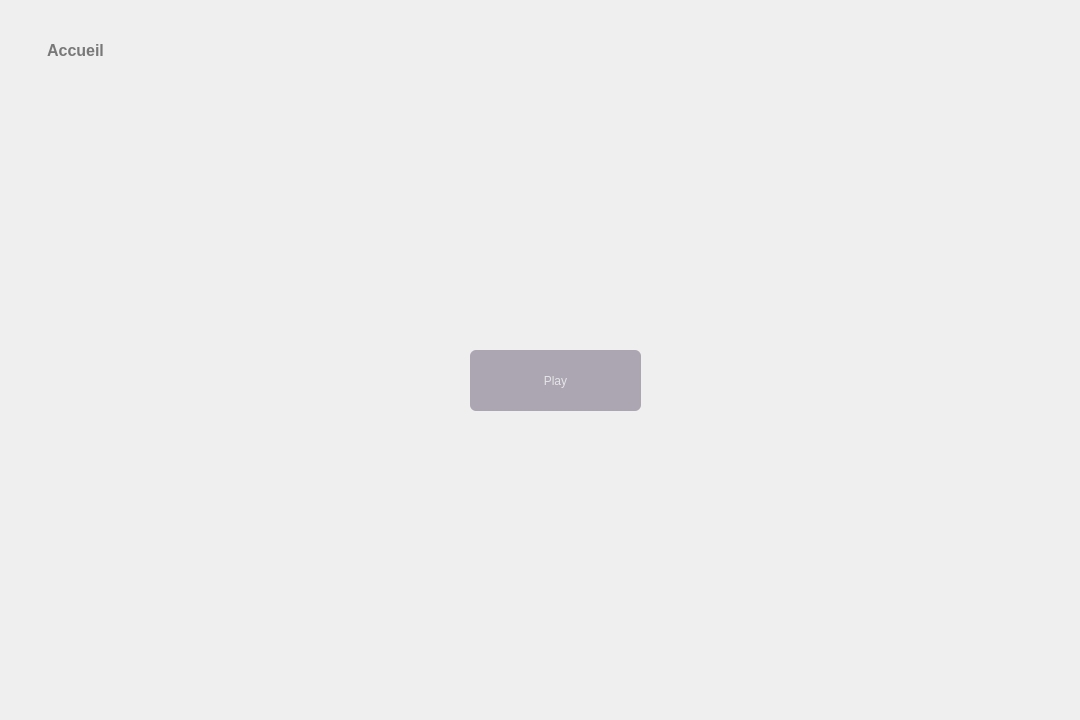
Qt form mainwindow.ui (Alexy845/Aztec) before a commit.
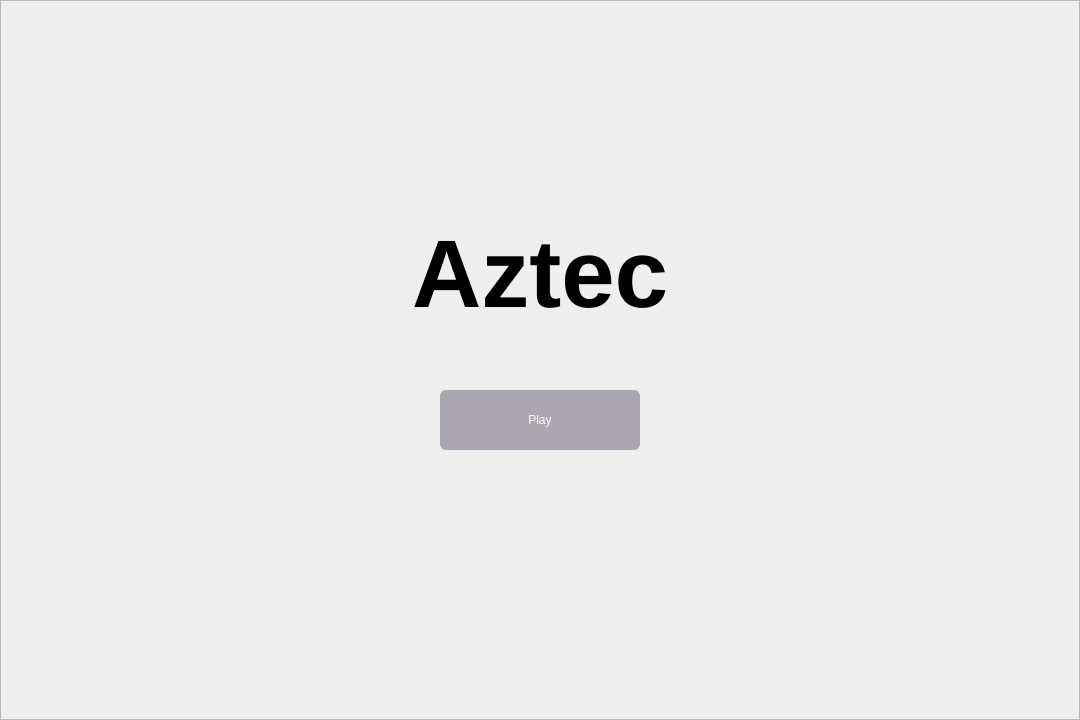
The same form after that commit. The open tabs and pages were chosen to show the change. Icons and pictures are not drawn. Custom widgets are drawn as their Qt base class.

Diff of the .ui file:
```diff
--- a/mainwindow.ui
+++ b/mainwindow.ui
@@ -47,26 +47,34 @@
      <number>1</number>
     </property>
     <widget class="QWidget" name="page_accueil">
-     <widget class="QLabel" name="label">
+     <property name="styleSheet">
+      <string notr="true">background-image: url(:/images/background.png);</string>
+     </property>
+     <widget class="QFrame" name="frame">
       <property name="geometry">
        <rect>
-        <x>10</x>
-        <y>10</y>
-        <width>131</width>
-        <height>81</height>
+        <x>0</x>
+        <y>0</y>
+        <width>1080</width>
+        <height>720</height>
        </rect>
       </property>
-      <property name="text">
-       <string>&lt;html&gt;&lt;head/&gt;&lt;body&gt;&lt;p align=&quot;center&quot;&gt;&lt;span style=&quot; font-size:12pt; color:#787878;&quot;&gt;Accueil&lt;/span&gt;&lt;/p&gt;&lt;/body&gt;&lt;/html&gt;</string>
+      <property name="styleSheet">
+       <string notr="true"/>
       </property>
-     </widget>
+      <property name="frameShape">
+       <enum>QFrame::StyledPanel</enum>
+      </property>
+      <property name="frameShadow">
+       <enum>QFrame::Raised</enum>
+      </property>
      <widget class="QPushButton" name="pushButton_2">
       <property name="geometry">
        <rect>
-        <x>470</x>
-        <y>350</y>
-        <width>171</width>
-        <height>61</height>
+         <x>440</x>
+         <y>390</y>
+         <width>200</width>
+         <height>60</height>
        </rect>
       </property>
       <property name="toolTip">
@@ -75,13 +83,34 @@
       <property name="styleSheet">
        <string notr="true">background-color: rgba(74,57,88, 0.407);
 border-color:rgba(196, 196, 196, 0.4);
-color: rgba(240, 240, 240, 0.850);
+color:white;
 border-radius: 6px;
-font: 13pt &quot;Segoe UI&quot;;</string>
+font: 700 18pt &quot;Segoe UI&quot;;</string>
       </property>
       <property name="text">
        <string>Play</string>
       </property>
+      </widget>
+      <widget class="QLabel" name="label">
+       <property name="geometry">
+        <rect>
+         <x>0</x>
+         <y>220</y>
+         <width>1080</width>
+         <height>101</height>
+        </rect>
+       </property>
+       <property name="styleSheet">
+        <string notr="true">background:none;
+color:&quot;#463554&quot;;
+font: 150pt &quot;Gabriola&quot;;</string>
+       </property>
+       <property name="text">
+        <string>&lt;html&gt;&lt;head/&gt;&lt;body&gt;&lt;p align=&quot;center&quot;&gt;&lt;span style=&quot; font-size:72pt; font-weight:700;&quot;&gt;Aztec&lt;/span&gt;&lt;/p&gt;&lt;/body&gt;&lt;/html&gt;</string>
+       </property>
+      </widget>
+      <zorder>label</zorder>
+      <zorder>pushButton_2</zorder>
      </widget>
     </widget>
     <widget class="QWidget" name="page_jeu">
```
Left out of the diff: 2 changed lines with no effect on the pictures. Lines whose indentation alone changed are shown as unchanged.
